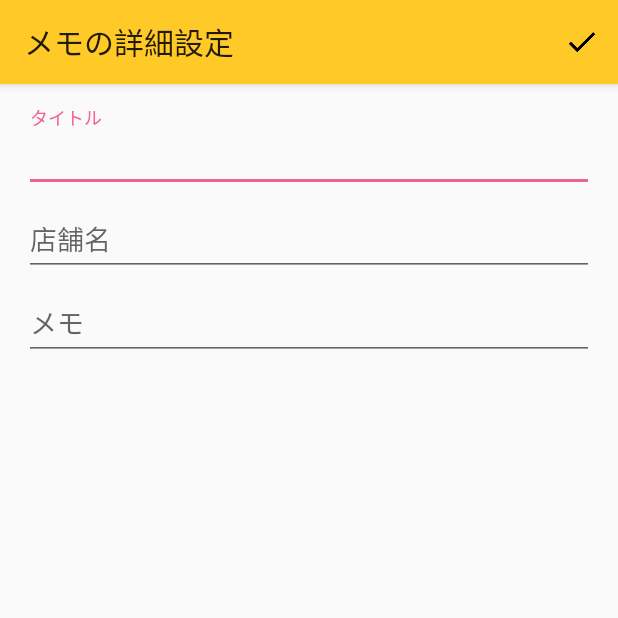
After one commit to tanjo/sushi-log, an Android app: the EditNoteActivity screen opened directly, with no data from a screen before it, on a phone screen of 412 x 824 dp, the top half of it. The commit adds this screen. Run offline under Robolectric (Android 15) with nearby library versions, the phone set to English and light mode, and no system bars; our stand-ins replace ButterKnife; Roboto replaces fonts that are not available here.

Commit message:
メモ情報

```diff
--- a/app/src/main/AndroidManifest.xml
+++ b/app/src/main/AndroidManifest.xml
@@ -23,6 +23,10 @@
             android:name=".AddSushiActivity"
             android:label="@string/title_activity_add_sushi" >
         </activity>
+        <activity
+            android:name=".EditNoteActivity"
+            android:label="@string/title_activity_edit_note" >
+        </activity>
     </application>
 
 </manifest>
--- /dev/null
+++ b/app/src/main/java/in/tanjo/sushi/EditNoteActivity.java
@@ -0,0 +1,101 @@
+package in.tanjo.sushi;
+
+import android.app.Activity;
+import android.content.Intent;
+import android.os.Bundle;
+import android.support.design.widget.TextInputLayout;
+import android.support.v7.app.AppCompatActivity;
+import android.view.Menu;
+import android.view.MenuItem;
+import android.widget.EditText;
+
+import butterknife.Bind;
+import butterknife.ButterKnife;
+import in.tanjo.sushi.model.NoteModel;
+import in.tanjo.sushi.model.StoreModel;
+
+public class EditNoteActivity extends AppCompatActivity {
+  public static final int REQUESTCODE_NOTE_OBJECT = 22002;
+  public static final String INTENT_NOTE_OBJECT = "key_intent_note_object";
+  public static final String BUNDLEKEY_NOTE_OBJECT = "key_note_object";
+
+  @Bind(R.id.edit_note_activity_memo_title_edit) EditText mTitleEditText;
+  @Bind(R.id.edit_note_activity_store_name_edit) EditText mStoreEditText;
+  @Bind(R.id.edit_note_activity_description_edit) EditText mDescriptionEditText;
+  @Bind(R.id.edit_note_activity_description_textinputlayout) TextInputLayout mDescriptionTextInputLayout;
+  @Bind(R.id.edit_note_activity_memo_title_textinputlayout) TextInputLayout mTitleTextInputLayout;
+  @Bind(R.id.edit_note_activity_store_name_textinputlayout) TextInputLayout mStoreTextInputLayout;
+
+  private NoteModel mNoteModel;
+
+  public static void startActivityWithNoteObjectAndRequestCode(Activity activity, NoteModel noteModel) {
+    Intent intent = new Intent(activity, EditNoteActivity.class);
+    intent.putExtra(INTENT_NOTE_OBJECT, noteModel);
+    activity.startActivityForResult(intent, REQUESTCODE_NOTE_OBJECT);
+  }
+
+  @Override
+  protected void onCreate(Bundle savedInstanceState) {
+    super.onCreate(savedInstanceState);
+    setContentView(R.layout.activity_edit_note);
+    ButterKnife.bind(this);
+
+    catchNoteModel();
+  }
+
+  private void catchNoteModel() {
+    Intent intent = getIntent();
+    if (intent != null) {
+      mNoteModel = (NoteModel)intent.getSerializableExtra(INTENT_NOTE_OBJECT);
+      if (mNoteModel != null) {
+        // Title
+        mTitleEditText.setText(mNoteModel.getTitle());
+        // Description
+        mDescriptionEditText.setText(mNoteModel.getDescription());
+        // Store
+        StoreModel storeModel = mNoteModel.getStoreModel();
+        if (storeModel != null) {
+          mStoreEditText.setText(storeModel.getName());
+        } else {
+          mNoteModel.setStoreModel(new StoreModel());
+        }
+      } else {
+        mNoteModel = new NoteModel();
+      }
+    }
+  }
+
+  @Override
+  public boolean onCreateOptionsMenu(Menu menu) {
+    getMenuInflater().inflate(R.menu.menu_edit_note, menu);
+    return true;
+  }
+
+  @Override
+  public boolean onOptionsItemSelected(MenuItem item) {
+    if (item.getItemId() == R.id.action_note_input_complete) {
+      complete();
+      return true;
+    }
+
+    return super.onOptionsItemSelected(item);
+  }
+
+  private void setNoteResult(NoteModel noteModel) {
+    if (noteModel != null) {
+      Intent data = new Intent();
+      Bundle bundle = new Bundle();
+      bundle.putSerializable(BUNDLEKEY_NOTE_OBJECT, noteModel);
+      data.putExtras(bundle);
+      setResult(RESULT_OK, data);
+    }
+  }
+
+  private void complete() {
+    mNoteModel.getStoreModel().setName(mStoreEditText.getText().toString());
+    mNoteModel.setTitle(mTitleEditText.getText().toString());
+    mNoteModel.setDescription(mDescriptionEditText.getText().toString());
+    setNoteResult(mNoteModel);
+    finish();
+  }
+}
--- a/app/src/main/java/in/tanjo/sushi/model/NoteModel.java
+++ b/app/src/main/java/in/tanjo/sushi/model/NoteModel.java
@@ -16,11 +16,7 @@ public class NoteModel extends AbsGsonModel {
   @SerializedName("sushi_list") List<CountableSushiModel> mSushiModelList;
 
   public NoteModel() {
-    init(null, null);
-  }
-
-  public NoteModel(StoreModel storeModel, String title) {
-    init(storeModel, title);
+    init(new StoreModel(), "");
   }
 
   private void init(StoreModel storeModel, String title) {
--- a/app/src/main/java/in/tanjo/sushi/model/StoreModel.java
+++ b/app/src/main/java/in/tanjo/sushi/model/StoreModel.java
@@ -2,6 +2,8 @@ package in.tanjo.sushi.model;
 
 import com.google.gson.Gson;
 import com.google.gson.annotations.SerializedName;
+
+import java.util.UUID;
 
 public class StoreModel extends AbsGsonModel {
 
@@ -9,7 +11,7 @@ public class StoreModel extends AbsGsonModel {
   @SerializedName("name") String mName;
 
   public StoreModel() {
-
+    mId = UUID.randomUUID().toString();
   }
 
   public static String toJson(StoreModel model) {
--- /dev/null
+++ b/app/src/main/res/layout/activity_edit_note.xml
@@ -0,0 +1,51 @@
+<LinearLayout xmlns:android="http://schemas.android.com/apk/res/android"
+              xmlns:tools="http://schemas.android.com/tools"
+              android:layout_width="match_parent"
+              android:layout_height="match_parent"
+              android:orientation="vertical"
+              android:paddingBottom="@dimen/activity_vertical_margin"
+              android:paddingLeft="@dimen/activity_horizontal_margin"
+              android:paddingRight="@dimen/activity_horizontal_margin"
+              android:paddingTop="@dimen/activity_vertical_margin"
+              tools:context="in.tanjo.sushi.EditNoteActivity">
+
+    <android.support.design.widget.TextInputLayout
+        android:id="@+id/edit_note_activity_memo_title_textinputlayout"
+        android:layout_width="match_parent"
+        android:layout_height="wrap_content">
+
+        <EditText
+            android:id="@+id/edit_note_activity_memo_title_edit"
+            android:layout_width="match_parent"
+            android:layout_height="wrap_content"
+            android:hint="タイトル" />
+
+    </android.support.design.widget.TextInputLayout>
+
+    <android.support.design.widget.TextInputLayout
+        android:id="@+id/edit_note_activity_store_name_textinputlayout"
+        android:layout_width="match_parent"
+        android:layout_height="wrap_content">
+
+        <EditText
+            android:id="@+id/edit_note_activity_store_name_edit"
+            android:layout_width="match_parent"
+            android:layout_height="wrap_content"
+            android:hint="店舗名" />
+
+    </android.support.design.widget.TextInputLayout>
+
+    <android.support.design.widget.TextInputLayout
+        android:id="@+id/edit_note_activity_description_textinputlayout"
+        android:layout_width="match_parent"
+        android:layout_height="wrap_content">
+
+        <EditText
+            android:id="@+id/edit_note_activity_description_edit"
+            android:layout_width="match_parent"
+            android:layout_height="wrap_content"
+            android:hint="メモ" />
+
+    </android.support.design.widget.TextInputLayout>
+
+</LinearLayout>
--- a/app/src/main/res/menu/main_menu.xml
+++ b/app/src/main/res/menu/main_menu.xml
@@ -15,6 +15,12 @@
                 android:orderInCategory="100"
                 android:title="@string/action_settings"
                 app:showAsAction="never" />
+
+            <item
+                android:id="@+id/action_note_edit"
+                android:orderInCategory="100"
+                android:title="メモの詳細設定"
+                app:showAsAction="never" />
         </menu>
 
     </item>
--- /dev/null
+++ b/app/src/main/res/menu/menu_edit_note.xml
@@ -0,0 +1,13 @@
+<menu xmlns:android="http://schemas.android.com/apk/res/android"
+      xmlns:app="http://schemas.android.com/apk/res-auto"
+      xmlns:tools="http://schemas.android.com/tools"
+      tools:context="in.tanjo.sushi.EditNoteActivity">
+
+    <item
+        android:id="@+id/action_note_input_complete"
+        android:icon="@drawable/ic_check_black_24dp"
+        android:title="@string/finish"
+        app:showAsAction="always">
+    </item>
+
+</menu>
--- a/app/src/main/res/values/strings.xml
+++ b/app/src/main/res/values/strings.xml
@@ -12,5 +12,8 @@
     <string name="popup_countable_sushi_model_menu_delete">削除する</string>
     <string name="popup_countable_sushi_menu_plus1">１つ増やす</string>
     <string name="popup_countable_sushi_menu_minus1">１つ減らす</string>
+    <string name="title_activity_edit_note">メモの詳細設定</string>
+
+    <string name="hello_world">Hello world!</string>
 
 </resources>
```
Also changed, not shown: app/src/main/java/in/tanjo/sushi/MainActivity.java (+29 -5 lines).
